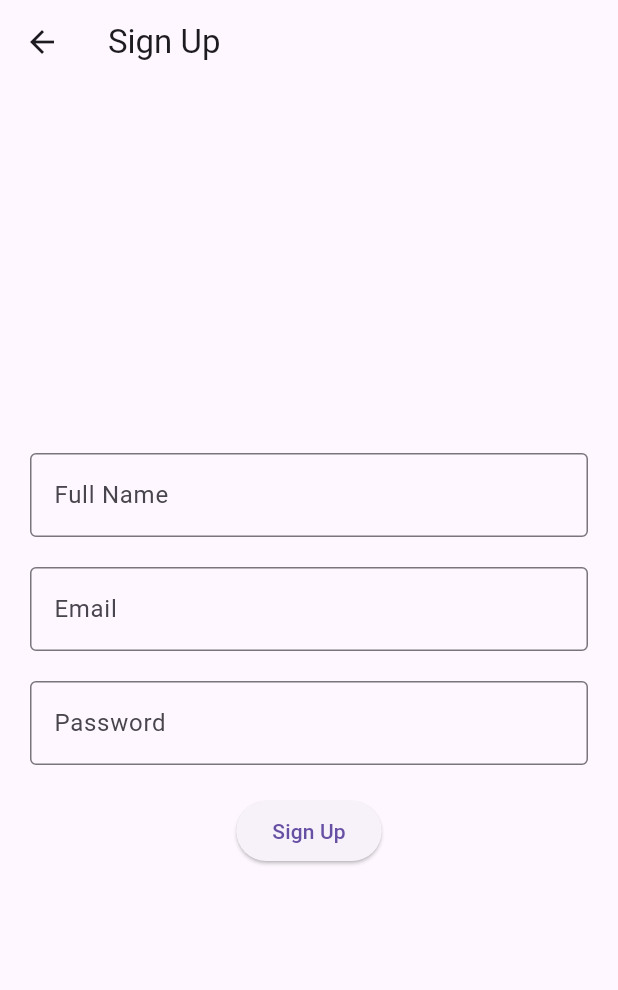
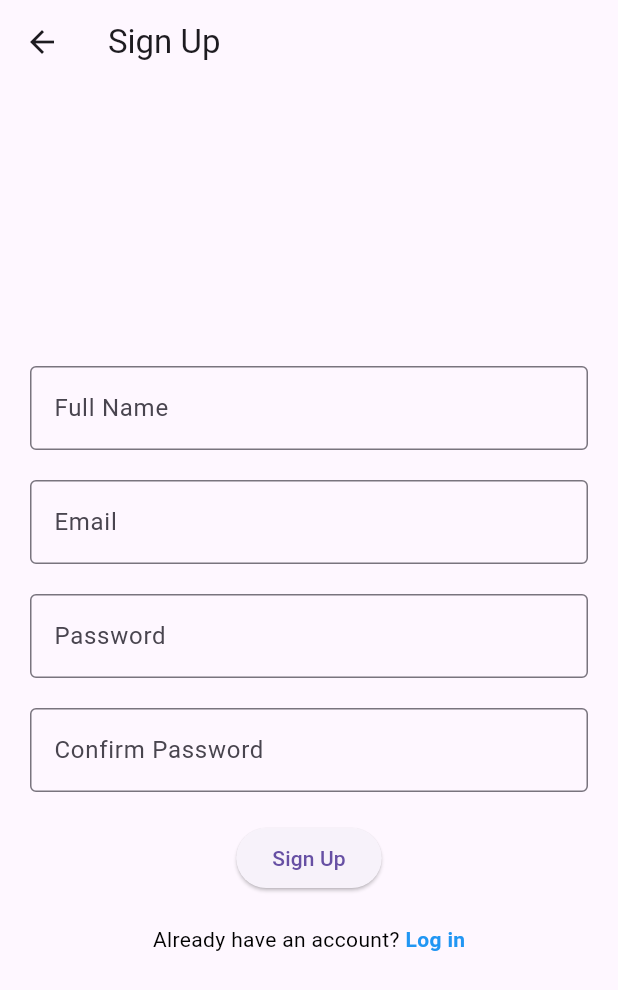
Before and after one commit to muqeetqazi/freelance-app, a Flutter app: the SignUpScreen screen opened by its route, on a phone screen of 412 x 824 dp. Shown: the top 990 px of the screen. Run offline on Flutter 3.47's test engine with Material 3 defaults, Android fonts, the phone set to English and light mode, and no system bars; our stand-ins replace firebase_core, flutter_spinkit, shared_preferences; accounts and stored records are empty.

Commit message:
submittion part 1

```diff
--- a/lib/Screens/client/SignUpScreen.dart
+++ b/lib/Screens/client/SignUpScreen.dart
@@ -1,4 +1,5 @@
 import 'package:flutter/material.dart';
+import 'package:freelanceapp/Screens/client/LoginScreen.dart';
 
 void main() {
   runApp(const MyApp());
@@ -55,11 +56,44 @@ class SignUpScreen extends StatelessWidget {
               obscureText: true, // Hide password
             ),
             SizedBox(height: 20),
+            TextField(
+              decoration: InputDecoration(
+                labelText: 'Confirm Password',
+                border: OutlineInputBorder(),
+              ),
+              obscureText: true, // Hide password
+            ),
+            SizedBox(height: 20),
             ElevatedButton(
               onPressed: () {
                 // Add sign-up logic here
               },
               child: Text('Sign Up'),
+            ),
+            SizedBox(height: 20),
+            GestureDetector(
+              onTap: () {
+                Navigator.push(
+                  context,
+                  MaterialPageRoute(builder: (context) => LoginScreen()),
+                );
+              },
+              child: Row(
+                mainAxisAlignment: MainAxisAlignment.center,
+                children: [
+                  Text(
+                    'Already have an account? ',
+                    style: TextStyle(color: Colors.black),
+                  ),
+                  Text(
+                    'Log in',
+                    style: TextStyle(
+                      color: Colors.blue,
+                      fontWeight: FontWeight.bold,
+                    ),
+                  ),
+                ],
+              ),
             ),
           ],
         ),
```
